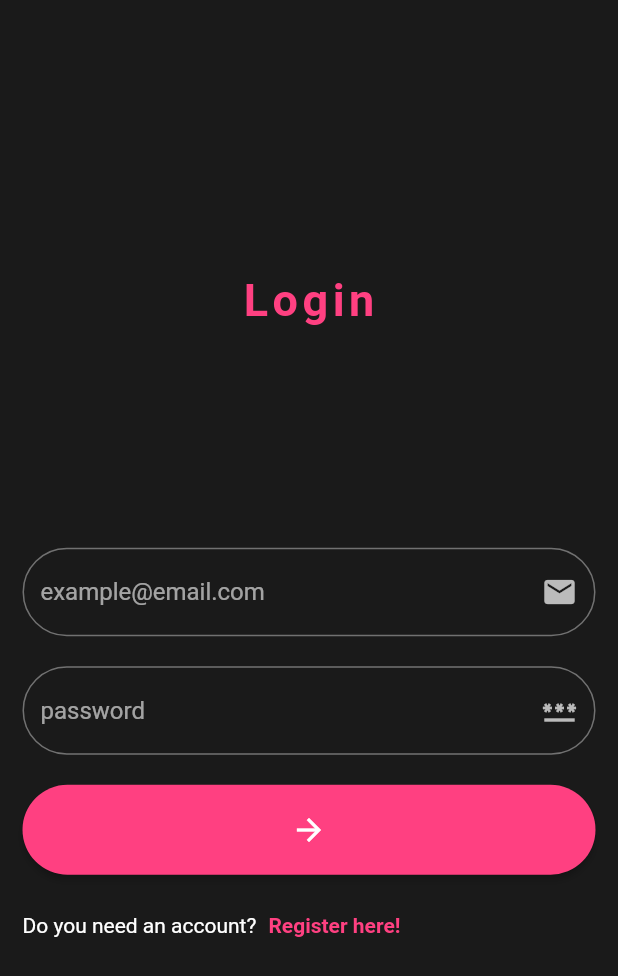
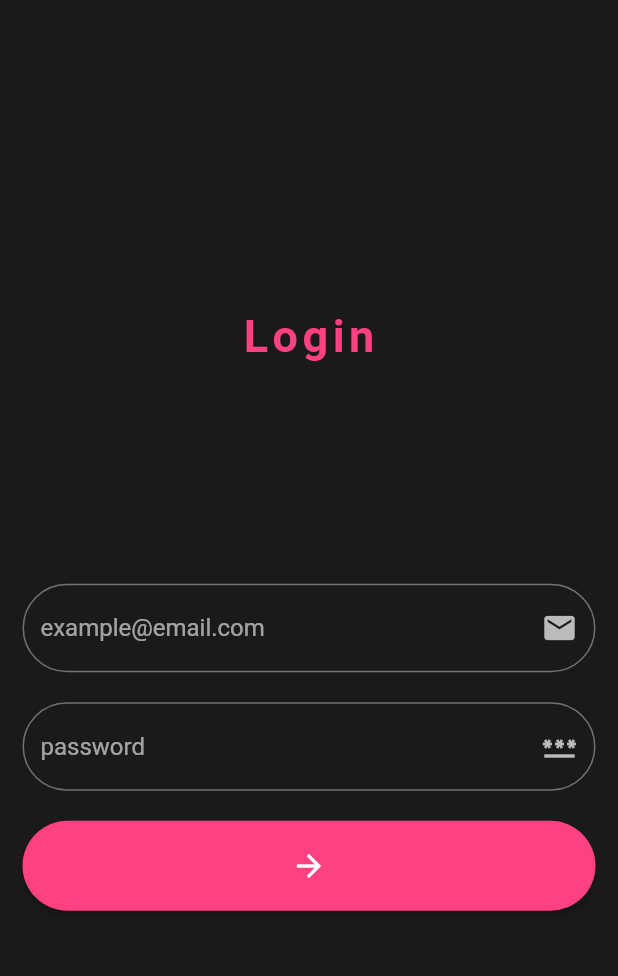
Before and after one commit to IrinUvis/lichee, a Flutter app: the screen it shows after launch, item 5 of the bottom bar chosen, after a tap on "Login", on a phone screen of 412 x 824 dp. Shown: the top 976 px of the screen. Run offline on Flutter 3.47's test engine with Material 2 defaults, Android fonts, the phone set to English and light mode, and no system bars; our stand-ins replace carousel_slider, firebase_auth, firebase_core, rxdart; accounts and stored records are empty; network calls fail.

```diff
--- a/lib/screens/loginScreen.dart
+++ b/lib/screens/loginScreen.dart
@@ -29,35 +29,8 @@ class LoginScreenState extends State<LoginScreen> {
           buildTextFieldEmail(bloc, context),
           buildTextFieldPassword(bloc, context),
           buildLoginButton(bloc, context),
-          buildSignInFlatButton(context)
         ]),
       )),
-    );
-  }
-
-  Widget buildSignInFlatButton(context) {
-    return Container(
-      child: Row(
-        children: <Widget>[
-          Text(
-            'Do you need an account?',
-            style: TextStyle(
-              fontSize: 14,
-            ),
-          ),
-          TextButton(
-            onPressed: () {
-              Navigator.pushReplacement(
-                context,
-                MaterialPageRoute(
-                  builder: (context) => RegisterScreen(),
-                ),
-              );
-            },
-            child: Text('Register here!', style: kRegisterTextStyle),
-          ),
-        ],
-      ),
     );
   }
 
--- a/lib/screens/profile_screen.dart
+++ b/lib/screens/profile_screen.dart
@@ -1,6 +1,7 @@
 import 'package:flutter/material.dart';
 import 'package:lichee/bloc/bloc.dart';
 import 'package:lichee/bloc/provider.dart';
+import 'package:lichee/screens/registerScreen.dart';
 
 import 'loginScreen.dart';
 
@@ -19,13 +20,9 @@ class ProfileScreenState extends State<ProfileScreen> {
     double deviceWidth = MediaQuery.of(context).size.width;
     bool isLoggedIn = false;
     try {
-      print(bloc.isLoggedIn);
       isLoggedIn = bloc.isLoggedIn;
-    } catch (e) {
-      print("\n\n\n\n\n\n\n\nError bloccccc\n\n\n\n\n\n\n");
-    }
+    } catch (e) {}
 
-    print(isLoggedIn);
     return Scaffold(
       body: SafeArea(
         child: isLoggedIn
@@ -39,7 +36,9 @@ class ProfileScreenState extends State<ProfileScreen> {
                       Text(bloc.email),
                       Text(bloc.userCredential.user!.uid)
                     ]))
-            : buildLoginButton(),
+            : Column(
+                mainAxisAlignment: MainAxisAlignment.center,
+                children: [buildLoginButton(), buildRegisterButton()]),
       ),
     );
   }
@@ -74,4 +73,35 @@ class ProfileScreenState extends State<ProfileScreen> {
       ),
     );
   }
+
+  buildRegisterButton() {
+    return Center(
+      child: Container(
+        height: 60,
+        margin: EdgeInsets.all(15),
+        child: ElevatedButton(
+            onPressed: () async {
+              Navigator.push(context,
+                      MaterialPageRoute(builder: (context) => RegisterScreen()))
+                  .then((value) => setState(() {}));
+            },
+            style: ButtonStyle(
+                backgroundColor: MaterialStateProperty.all(Colors.grey[850]),
+                shape: MaterialStateProperty.all<RoundedRectangleBorder>(
+                    RoundedRectangleBorder(
+                  borderRadius: BorderRadius.circular(50),
+                ))),
+            child: Container(
+                constraints: BoxConstraints(
+                  maxWidth: MediaQuery.of(context).size.width,
+                  minHeight: MediaQuery.of(context).size.height / 16,
+                ),
+                alignment: Alignment.center,
+                child: Text(
+                  "Register",
+                  style: TextStyle(color: Colors.white),
+                ))),
+      ),
+    );
+  }
 }
```
